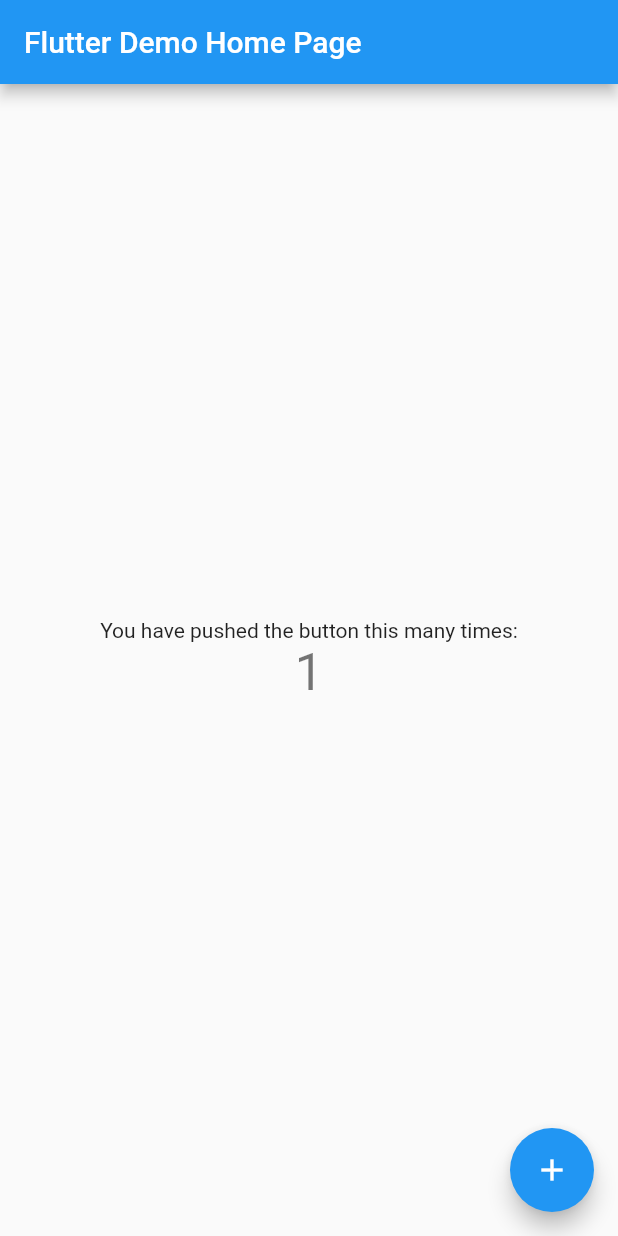
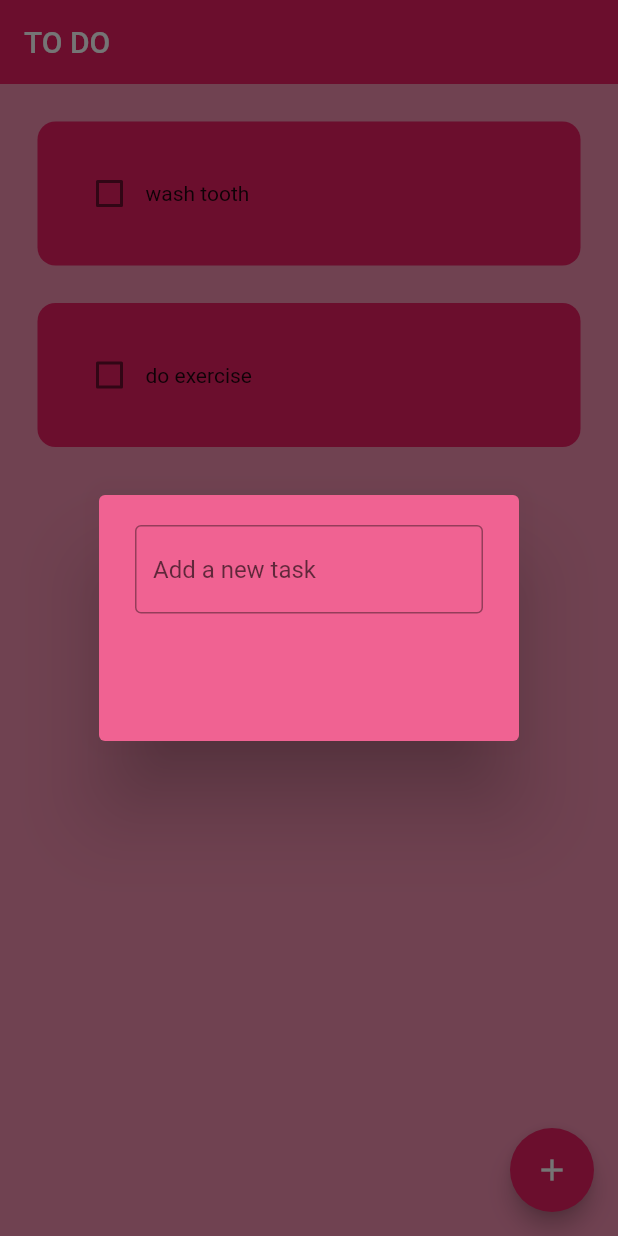
Before and after one commit to buya023/To_Do, a Flutter app: the screen it shows after launch, after a tap on the "add" icon, on a phone screen of 412 x 824 dp. Run offline on Flutter 3.47's test engine with Material 2 defaults, Android fonts, the phone set to English and light mode, and no system bars.

Commit message:
1st half of todoList

```diff
--- /dev/null
+++ b/lib/home_page.dart
@@ -0,0 +1,61 @@
+import 'package:flutter/material.dart';
+import 'package:to_do_list/utilities/dialog_box.dart';
+import 'package:to_do_list/utilities/todo_title.dart';
+
+
+class HomePage extends StatefulWidget {
+  const HomePage({super.key });
+
+  @override
+  State<HomePage> createState() => _HomePageState();
+}
+
+class _HomePageState extends State<HomePage> {
+
+// list of todo tasks
+
+List todoList =[
+  ["wash tooth", false],
+  ["do exercise", false],
+
+];
+
+// checkbox was tapped
+void checkBoxChanged( bool? value, int index){
+  setState(() {
+    todoList[index][1] = !todoList[index][1];
+  });
+}
+// creating new task
+void createNewTask (){
+  showDialog(
+    context: context,
+    builder: (context){
+      return DialogBox();
+    }
+  );
+}
+  @override
+  Widget build(BuildContext context) {
+    return Scaffold(
+      backgroundColor: Colors.pink[200],
+      appBar: AppBar (
+        title: Text('TO DO'),
+        elevation: 0,
+        ),
+        floatingActionButton: FloatingActionButton(
+          onPressed: createNewTask,
+          child: Icon(Icons.add)),
+        body: ListView.builder(
+          itemCount: todoList.length,
+          itemBuilder: (context, index) {
+            return ToDoTitle(
+              taskName: todoList[index][0],
+              taskCompleted: todoList[index][1],
+              onChanged: (value) => checkBoxChanged(value, index),
+            );
+          },
+        ),
+    );
+  }
+}
--- a/lib/main.dart
+++ b/lib/main.dart
@@ -1,5 +1,7 @@
 import 'package:flutter/material.dart';
-// import "package:todotute/pages/home/home_page.dart";
+import 'package:to_do_list/home_page.dart';
+
+// import 'home_page.dart';
 
 void main() {
   runApp(const MyApp());
@@ -12,105 +14,15 @@ class MyApp extends StatelessWidget {
   @override
   Widget build(BuildContext context) {
     return MaterialApp(
-      title: 'Flutter Demo',
+      home: HomePage(),
       theme: ThemeData(
-        // This is the theme of your application.
-        //
-        // Try running your application with "flutter run". You'll see the
-        // application has a blue toolbar. Then, without quitting the app, try
-        // changing the primarySwatch below to Colors.green and then invoke
-        // "hot reload" (press "r" in the console where you ran "flutter run",
-        // or simply save your changes to "hot reload" in a Flutter IDE).
-        // Notice that the counter didn't reset back to zero; the application
-        // is not restarted.
-        primarySwatch: Colors.blue,
+        primarySwatch: Colors.pink,
+
       ),
-      home: const MyHomePage(title: 'Flutter Demo Home Page'),
     );
   }
+
+
+
+
 }
-
-class MyHomePage extends StatefulWidget {
-  const MyHomePage({super.key, required this.title});
-
-  // This widget is the home page of your application. It is stateful, meaning
-  // that it has a State object (defined below) that contains fields that affect
-  // how it looks.
-
-  // This class is the configuration for the state. It holds the values (in this
-  // case the title) provided by the parent (in this case the App widget) and
-  // used by the build method of the State. Fields in a Widget subclass are
-  // always marked "final".
-
-  final String title;
-
-  @override
-  State<MyHomePage> createState() => _MyHomePageState();
-}
-
-class _MyHomePageState extends State<MyHomePage> {
-  int _counter = 0;
-
-  void _incrementCounter() {
-    setState(() {
-      // This call to setState tells the Flutter framework that something has
-      // changed in this State, which causes it to rerun the build method below
-      // so that the display can reflect the updated values. If we changed
-      // _counter without calling setState(), then the build method would not be
-      // called again, and so nothing would appear to happen.
-      _counter++;
-    });
-  }
-
-  @override
-  Widget build(BuildContext context) {
-    // This method is rerun every time setState is called, for instance as done
-    // by the _incrementCounter method above.
-    //
-    // The Flutter framework has been optimized to make rerunning build methods
-    // fast, so that you can just rebuild anything that needs updating rather
-    // than having to individually change instances of widgets.
-    return Scaffold(
-      appBar: AppBar(
-        // Here we take the value from the MyHomePage object that was created by
-        // the App.build method, and use it to set our appbar title.
-        title: Text(widget.title),
-      ),
-      body: Center(
-        // Center is a layout widget. It takes a single child and positions it
-        // in the middle of the parent.
-        child: Column(
-          // Column is also a layout widget. It takes a list of children and
-          // arranges them vertically. By default, it sizes itself to fit its
-          // children horizontally, and tries to be as tall as its parent.
-          //
-          // Invoke "debug painting" (press "p" in the console, choose the
-          // "Toggle Debug Paint" action from the Flutter Inspector in Android
-          // Studio, or the "Toggle Debug Paint" command in Visual Studio Code)
-          // to see the wireframe for each widget.
-          //
-          // Column has various properties to control how it sizes itself and
-          // how it positions its children. Here we use mainAxisAlignment to
-          // center the children vertically; the main axis here is the vertical
-          // axis because Columns are vertical (the cross axis would be
-          // horizontal).
-          mainAxisAlignment: MainAxisAlignment.center,
-          children: <Widget>[
-            const Text(
-              'You have pushed the button this many times:',
-            ),
-            Text(
-              '$_counter',
-              style: Theme.of(context).textTheme.headline4,
-            ),
-          ],
-        ),
-      ),
-      floatingActionButton: FloatingActionButton(
-        onPressed: _incrementCounter,
-        tooltip: 'Increment',
-        child: const Icon(Icons.add),
-      ), // This trailing comma makes auto-formatting nicer for build methods.
-    );
-  }
-}
--- /dev/null
+++ b/lib/utilities/dialog_box.dart
@@ -0,0 +1,26 @@
+
+import 'package:flutter/material.dart';
+class DialogBox extends StatelessWidget {
+  const DialogBox({super.key});
+
+  @override
+  Widget build(BuildContext context) {
+    return AlertDialog(
+      backgroundColor: Colors.pink[300],
+      content: Container (
+        height: 120,
+        child: Column(children: [
+          // get user's input
+          TextField(
+            decoration: InputDecoration(
+              border: OutlineInputBorder(),
+              hintText: "Add a new task"
+              ),
+          ),
+          // buttens => save and cancel.
+
+        ],)
+      ),
+    );
+  }
+}
--- /dev/null
+++ b/lib/utilities/todo_title.dart
@@ -0,0 +1,40 @@
+import "package:flutter/material.dart";
+class ToDoTitle extends StatelessWidget {
+  final String taskName;
+  final bool taskCompleted;
+  Function(bool?)? onChanged;
+
+  ToDoTitle({super.key, required this.taskName, required this.taskCompleted, required this.onChanged});
+
+
+  @override
+  Widget build(BuildContext context) {
+    return Padding (
+      padding:const EdgeInsets.only(left: 25.0, right:25.0, top:25),
+      child: Container(
+        padding:const EdgeInsets.all(24),
+        decoration: BoxDecoration(
+          color: Colors.pink,
+          borderRadius: BorderRadius.circular(12),
+         ),
+        child: Row(
+          children: [
+            //check box
+            Checkbox(
+              value: taskCompleted,
+              onChanged: onChanged,
+              activeColor: Colors.black,
+              ),
+            // task name
+            Text(
+              taskName,
+              style: TextStyle(decoration: taskCompleted ? TextDecoration.lineThrough : TextDecoration.none),
+
+              ),
+          ],
+        ),
+    ),
+    );
+
+  }
+}
```
Also changed, not shown: 1 other file.
